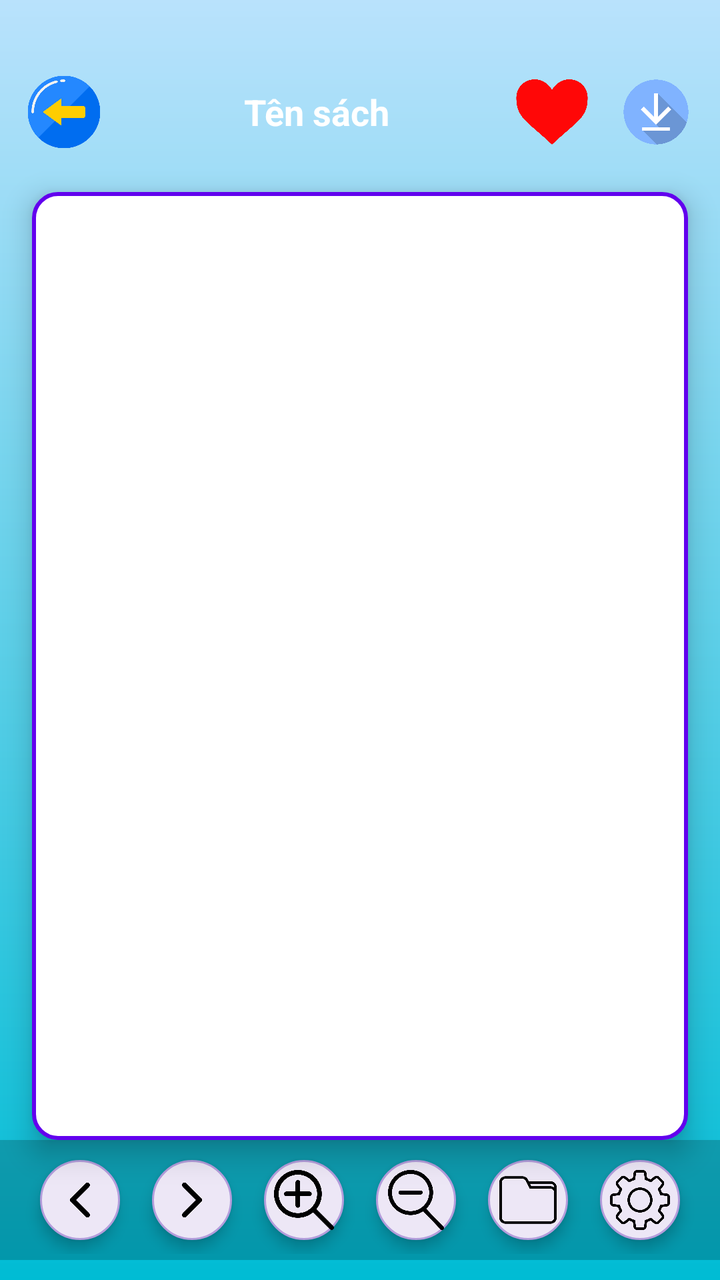
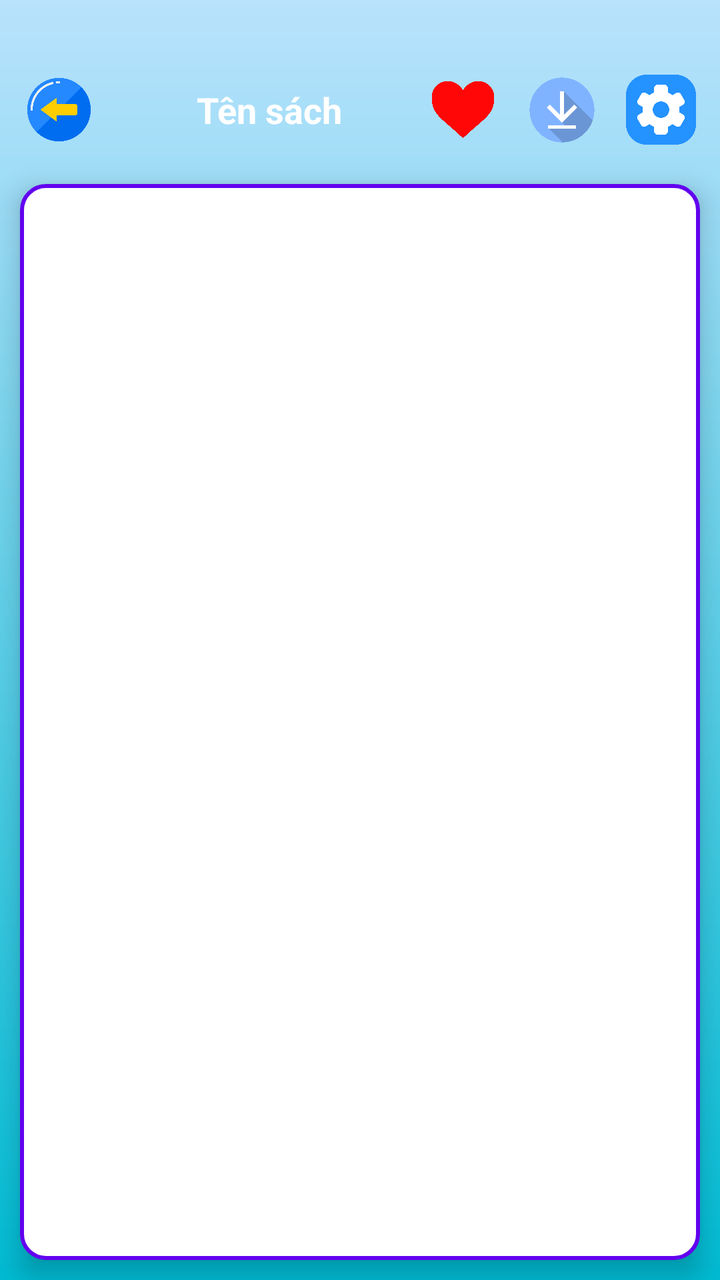

The first picture is an Android layout as it rendered before a commit; the second is the same layout after the commit. The layout source and the unified diff follow.
<!-- AndroidManifest.xml: application theme Theme.Do_an -->
<!-- res/layout/activity_reading.xml -->
<?xml version="1.0" encoding="utf-8"?>
<LinearLayout xmlns:android="http://schemas.android.com/apk/res/android"
    xmlns:tools="http://schemas.android.com/tools"
    android:orientation="vertical"
    android:background="@drawable/bg_gradient"
    android:layout_width="match_parent"
    android:layout_height="match_parent"
    android:paddingTop="28dp"
    tools:context=".application.ReadActivity">

    
    <LinearLayout
        android:id="@+id/topBar"
        android:layout_width="match_parent"
        android:layout_height="56dp"
        android:orientation="horizontal"
        android:gravity="center_vertical"
        android:paddingHorizontal="12dp"
        android:elevation="4dp">

        
        <ImageView
            android:id="@+id/btnBack"
            android:layout_width="40dp"
            android:layout_height="40dp"
            android:src="@drawable/img_2"/>

        
        <TextView
            android:id="@+id/txtTieuDe"
            android:layout_width="0dp"
            android:layout_height="wrap_content"
            android:layout_weight="1"
            android:layout_marginStart="16dp"
            android:text="Tên sách"
            android:textColor="@android:color/white"
            android:textSize="18sp"
            android:gravity="center_horizontal"
            android:textStyle="bold"
            android:ellipsize="end"
            android:singleLine="true" />

        
        <LinearLayout
            android:layout_width="wrap_content"
            android:layout_height="match_parent"
            android:gravity="center_vertical"
            android:orientation="horizontal">

            <ImageView
                android:id="@+id/btnFavorite"
                android:layout_width="40dp"
                android:layout_height="40dp"
                android:layout_marginStart="8dp"
                android:src="@drawable/img_3"
                android:contentDescription="Yêu thích" />

            <ImageView
                android:id="@+id/btnDown"
                android:layout_width="40dp"
                android:layout_height="40dp"
                android:layout_marginStart="12dp"
                android:src="@drawable/img_4"
                android:contentDescription="Tải xuống" />
        </LinearLayout>
    </LinearLayout>

    


    
    <androidx.viewpager2.widget.ViewPager2
        android:id="@+id/pdfViewPager"
        android:layout_width="match_parent"
        android:layout_height="0dp"
        android:layout_marginStart="16dp"
        android:layout_marginTop="12dp"
        android:layout_marginEnd="16dp"
        android:layout_weight="1"
        android:background="@drawable/bg_pdf_frame"
        android:elevation="8dp" />

    <LinearLayout
        android:id="@+id/bottomBar"
        android:layout_width="match_parent"
        android:layout_height="60dp"
        android:orientation="horizontal"
        android:gravity="center"
        android:background="#33000000"
        android:layout_marginBottom="10dp"
        android:padding="3dp">

        
        <ImageButton
            android:id="@+id/btnPrevPage"
            android:layout_width="40dp"
            android:layout_height="40dp"
            android:background="@drawable/rounded_button"
            android:src="@drawable/img_5"
            android:contentDescription="Trang trước"
            android:padding="5dp"
            android:scaleType="centerInside"
            android:elevation="4dp"
            android:layout_margin="8dp"/>

        
        <ImageButton
            android:id="@+id/btnNextPage"
            android:layout_width="40dp"
            android:layout_height="40dp"
            android:background="@drawable/rounded_button"
            android:src="@drawable/img_6"
            android:contentDescription="Trang sau"
            android:padding="5dp"
            android:scaleType="centerInside"
            android:elevation="4dp"
            android:layout_margin="8dp"/>

        
        <ImageButton
            android:id="@+id/btnZoomIn"
            android:layout_width="40dp"
            android:layout_height="40dp"
            android:background="@drawable/rounded_button"
            android:src="@drawable/img_7"
            android:contentDescription="Phóng to"
            android:padding="5dp"
            android:scaleType="centerInside"
            android:elevation="4dp"
            android:layout_margin="8dp"/>

        
        <ImageButton
            android:id="@+id/btnZoomOut"
            android:layout_width="40dp"
            android:layout_height="40dp"
            android:background="@drawable/rounded_button"
            android:src="@drawable/img_8"
            android:contentDescription="Thu nhỏ"
            android:padding="5dp"
            android:scaleType="centerInside"
            android:elevation="4dp"
            android:layout_margin="8dp"/>

        
        <ImageButton
            android:id="@+id/btnLibrary"
            android:layout_width="40dp"
            android:layout_height="40dp"
            android:background="@drawable/rounded_button"
            android:src="@drawable/img_10"
            android:contentDescription="Thư viện của tôi"
            android:padding="5dp"
            android:scaleType="centerInside"
            android:elevation="4dp"
            android:layout_margin="8dp"/>

        
        <ImageButton
            android:id="@+id/btnSettings"
            android:layout_width="40dp"
            android:layout_height="40dp"
            android:background="@drawable/rounded_button"
            android:src="@drawable/img_11"
            android:contentDescription="Cài đặt"
            android:padding="5dp"
            android:scaleType="centerInside"
            android:elevation="4dp"
            android:layout_margin="8dp"/>
    </LinearLayout>

    
    <ImageButton
        android:id="@+id/btnMenu"
        android:layout_width="40dp"
        android:layout_height="40dp"
        android:background="@drawable/rounded_button"
        android:src="@drawable/img_12"
        android:contentDescription="Menu"
        android:padding="5dp"
        android:scaleType="centerInside"
        android:elevation="4dp"
        android:visibility="gone"
        android:layout_margin="16dp"/>

    
    <FrameLayout
        android:id="@+id/settingsContainer"
        android:layout_width="match_parent"
        android:layout_height="match_parent"
        android:visibility="gone"
        android:background="#AA000000"
        android:padding="20dp">

        <LinearLayout
            android:layout_width="match_parent"
            android:layout_height="wrap_content"
            android:orientation="vertical"
            android:background="@android:color/white"
            android:padding="16dp"
            android:layout_gravity="center_vertical"
            android:elevation="8dp">

            <TextView
                android:text="Cài đặt hiển thị"
                android:textSize="20sp"
                android:textStyle="bold"
                android:layout_width="match_parent"
                android:layout_height="wrap_content"
                android:gravity="center"/>

            <Switch
                android:id="@+id/switch_show_bottom_bar"
                android:layout_width="match_parent"
                android:layout_height="wrap_content"
                android:text="Hiển thị thanh điều hướng"
                android:layout_marginTop="12dp"/>

            <Switch
                android:id="@+id/switch_dark_mode"
                android:layout_width="match_parent"
                android:layout_height="wrap_content"
                android:text="Chế độ tối (Dark Mode)"
                android:layout_marginTop="8dp"/>

            <androidx.appcompat.widget.AppCompatButton
                android:id="@+id/btnCloseSettings"
                android:layout_width="wrap_content"
                android:layout_height="wrap_content"
                android:text="Đóng"/>
        </LinearLayout>
    </FrameLayout>

</LinearLayout>
<!-- resources referenced by this layout -->
<resources>
  <!-- drawable bg_gradient (drawable) -->
  <?xml version="1.0" encoding="utf-8"?>
  <shape xmlns:android="http://schemas.android.com/apk/res/android"
      android:shape="rectangle">
  
      <gradient
          android:type="linear"
          android:startColor="#B9E2FC"
          android:endColor="#00BCD4"
          android:angle="270" />
  
  </shape>
  <!-- drawable bg_pdf_frame (drawable) -->
  <shape xmlns:android="http://schemas.android.com/apk/res/android" android:shape="rectangle">
      
      <solid android:color="@android:color/white"/>
  
      
      <corners android:radius="12dp"/>
  
      
      <stroke
          android:width="2dp"
          android:color="#FF6200EE"/>
  
      
      <padding
          android:left="3dp"
          android:top="3dp"
          android:right="3dp"
          android:bottom="3dp"/>
  </shape>
  <!-- drawable img_10: png bitmap (drawable, 6146 bytes) -->
  <!-- drawable img_11: png bitmap (drawable, 19669 bytes) -->
  <!-- drawable img_12: png bitmap (drawable, 198137 bytes) -->
  <!-- drawable img_2: png bitmap (drawable, 16760 bytes) -->
  <!-- drawable img_3: png bitmap (drawable, 28111 bytes) -->
  <!-- drawable img_4: png bitmap (drawable, 61992 bytes) -->
  <!-- drawable img_5: png bitmap (drawable, 2637 bytes) -->
  <!-- drawable img_6: png bitmap (drawable, 3102 bytes) -->
  <!-- drawable img_7: png bitmap (drawable, 12653 bytes) -->
  <!-- drawable img_8: png bitmap (drawable, 14519 bytes) -->
  <!-- drawable rounded_button (drawable) -->
  <selector xmlns:android="http://schemas.android.com/apk/res/android">
      <item android:state_pressed="true">
          <shape android:shape="oval">
              <solid android:color="#D1C4E9"/> 
          </shape>
      </item>
      <item>
          <shape android:shape="oval">
              <solid android:color="#EDE7F6"/> 
              <stroke android:width="1dp" android:color="#B39DDB"/> 
          </shape>
      </item>
  </selector>
  <style name="Theme.Do_an" parent="Base.Theme.Do_an" />
  <style name="Base.Theme.Do_an" parent="Theme.Material3.DayNight.NoActionBar">
          
          
      </style>
</resources>

<!-- the commit's change to res/layout/activity_reading.xml (unified diff, before → after) -->
@@ -12,7 +12,7 @@
     <LinearLayout
         android:id="@+id/topBar"
         android:layout_width="match_parent"
-        android:layout_height="56dp"
+        android:layout_height="54dp"
         android:orientation="horizontal"
         android:gravity="center_vertical"
         android:paddingHorizontal="12dp"
@@ -21,8 +21,8 @@
         
         <ImageView
             android:id="@+id/btnBack"
-            android:layout_width="40dp"
-            android:layout_height="40dp"
+            android:layout_width="35dp"
+            android:layout_height="35dp"
             android:src="@drawable/img_2"/>
 
         
@@ -49,8 +49,8 @@
 
             <ImageView
                 android:id="@+id/btnFavorite"
-                android:layout_width="40dp"
-                android:layout_height="40dp"
+                android:layout_width="35dp"
+                android:layout_height="35dp"
                 android:layout_marginStart="8dp"
                 android:src="@drawable/img_3"
                 android:contentDescription="Yêu thích" />
@@ -62,128 +62,27 @@
                 android:layout_marginStart="12dp"
                 android:src="@drawable/img_4"
                 android:contentDescription="Tải xuống" />
+
+            <ImageView
+                android:id="@+id/btnSettings"
+                android:layout_width="35dp"
+                android:layout_height="35dp"
+                android:layout_marginStart="12dp"
+                android:src="@drawable/img_13"
+                android:contentDescription="Tải xuống" />
         </LinearLayout>
     </LinearLayout>
-
-    
-
 
     
     <androidx.viewpager2.widget.ViewPager2
         android:id="@+id/pdfViewPager"
         android:layout_width="match_parent"
         android:layout_height="0dp"
-        android:layout_marginStart="16dp"
-        android:layout_marginTop="12dp"
-        android:layout_marginEnd="16dp"
+        android:layout_margin="10dp"
         android:layout_weight="1"
         android:background="@drawable/bg_pdf_frame"
         android:elevation="8dp" />
 
-    <LinearLayout
-        android:id="@+id/bottomBar"
-        android:layout_width="match_parent"
-        android:layout_height="60dp"
-        android:orientation="horizontal"
-        android:gravity="center"
-        android:background="#33000000"
-        android:layout_marginBottom="10dp"
-        android:padding="3dp">
-
-        
-        <ImageButton
-            android:id="@+id/btnPrevPage"
-            android:layout_width="40dp"
-            android:layout_height="40dp"
-            android:background="@drawable/rounded_button"
-            android:src="@drawable/img_5"
-            android:contentDescription="Trang trước"
-            android:padding="5dp"
-            android:scaleType="centerInside"
-            android:elevation="4dp"
-            android:layout_margin="8dp"/>
-
-        
-        <ImageButton
-            android:id="@+id/btnNextPage"
-            android:layout_width="40dp"
-            android:layout_height="40dp"
-            android:background="@drawable/rounded_button"
-            android:src="@drawable/img_6"
-            android:contentDescription="Trang sau"
-            android:padding="5dp"
-            android:scaleType="centerInside"
-            android:elevation="4dp"
-            android:layout_margin="8dp"/>
-
-        
-        <ImageButton
-            android:id="@+id/btnZoomIn"
-            android:layout_width="40dp"
-            android:layout_height="40dp"
-            android:background="@drawable/rounded_button"
-            android:src="@drawable/img_7"
-            android:contentDescription="Phóng to"
-            android:padding="5dp"
-            android:scaleType="centerInside"
-            android:elevation="4dp"
-            android:layout_margin="8dp"/>
-
-        
-        <ImageButton
-            android:id="@+id/btnZoomOut"
-            android:layout_width="40dp"
-            android:layout_height="40dp"
-            android:background="@drawable/rounded_button"
-            android:src="@drawable/img_8"
-            android:contentDescription="Thu nhỏ"
-            android:padding="5dp"
-            android:scaleType="centerInside"
-            android:elevation="4dp"
-            android:layout_margin="8dp"/>
-
-        
-        <ImageButton
-            android:id="@+id/btnLibrary"
-            android:layout_width="40dp"
-            android:layout_height="40dp"
-            android:background="@drawable/rounded_button"
-            android:src="@drawable/img_10"
-            android:contentDescription="Thư viện của tôi"
-            android:padding="5dp"
-            android:scaleType="centerInside"
-            android:elevation="4dp"
-            android:layout_margin="8dp"/>
-
-        
-        <ImageButton
-            android:id="@+id/btnSettings"
-            android:layout_width="40dp"
-            android:layout_height="40dp"
-            android:background="@drawable/rounded_button"
-            android:src="@drawable/img_11"
-            android:contentDescription="Cài đặt"
-            android:padding="5dp"
-            android:scaleType="centerInside"
-            android:elevation="4dp"
-            android:layout_margin="8dp"/>
-    </LinearLayout>
-
-    
-    <ImageButton
-        android:id="@+id/btnMenu"
-        android:layout_width="40dp"
-        android:layout_height="40dp"
-        android:background="@drawable/rounded_button"
-        android:src="@drawable/img_12"
-        android:contentDescription="Menu"
-        android:padding="5dp"
-        android:scaleType="centerInside"
-        android:elevation="4dp"
-        android:visibility="gone"
-        android:layout_margin="16dp"/>
-
-    
     <FrameLayout
         android:id="@+id/settingsContainer"
         android:layout_width="match_parent"
@@ -210,13 +109,6 @@
                 android:gravity="center"/>
 
             <Switch
-                android:id="@+id/switch_show_bottom_bar"
-                android:layout_width="match_parent"
-                android:layout_height="wrap_content"
-                android:text="Hiển thị thanh điều hướng"
-                android:layout_marginTop="12dp"/>
-
-            <Switch
                 android:id="@+id/switch_dark_mode"
                 android:layout_width="match_parent"
                 android:layout_height="wrap_content"
<!-- resource entries referenced after the edit -->
@@ -32,30 +32,10 @@
           android:right="3dp"
           android:bottom="3dp"/>
   </shape>
-  <!-- drawable img_10: png bitmap (drawable, 6146 bytes) -->
-  <!-- drawable img_11: png bitmap (drawable, 19669 bytes) -->
-  <!-- drawable img_12: png bitmap (drawable, 198137 bytes) -->
+  <!-- drawable img_13: png bitmap (drawable, 15685 bytes) -->
   <!-- drawable img_2: png bitmap (drawable, 16760 bytes) -->
   <!-- drawable img_3: png bitmap (drawable, 28111 bytes) -->
   <!-- drawable img_4: png bitmap (drawable, 61992 bytes) -->
-  <!-- drawable img_5: png bitmap (drawable, 2637 bytes) -->
-  <!-- drawable img_6: png bitmap (drawable, 3102 bytes) -->
-  <!-- drawable img_7: png bitmap (drawable, 12653 bytes) -->
-  <!-- drawable img_8: png bitmap (drawable, 14519 bytes) -->
-  <!-- drawable rounded_button (drawable) -->
-  <selector xmlns:android="http://schemas.android.com/apk/res/android">
-      <item android:state_pressed="true">
-          <shape android:shape="oval">
-              <solid android:color="#D1C4E9"/> 
-          </shape>
-      </item>
-      <item>
-          <shape android:shape="oval">
-              <solid android:color="#EDE7F6"/> 
-              <stroke android:width="1dp" android:color="#B39DDB"/> 
-          </shape>
-      </item>
-  </selector>
   <style name="Theme.Do_an" parent="Base.Theme.Do_an" />
   <style name="Base.Theme.Do_an" parent="Theme.Material3.DayNight.NoActionBar">
           
